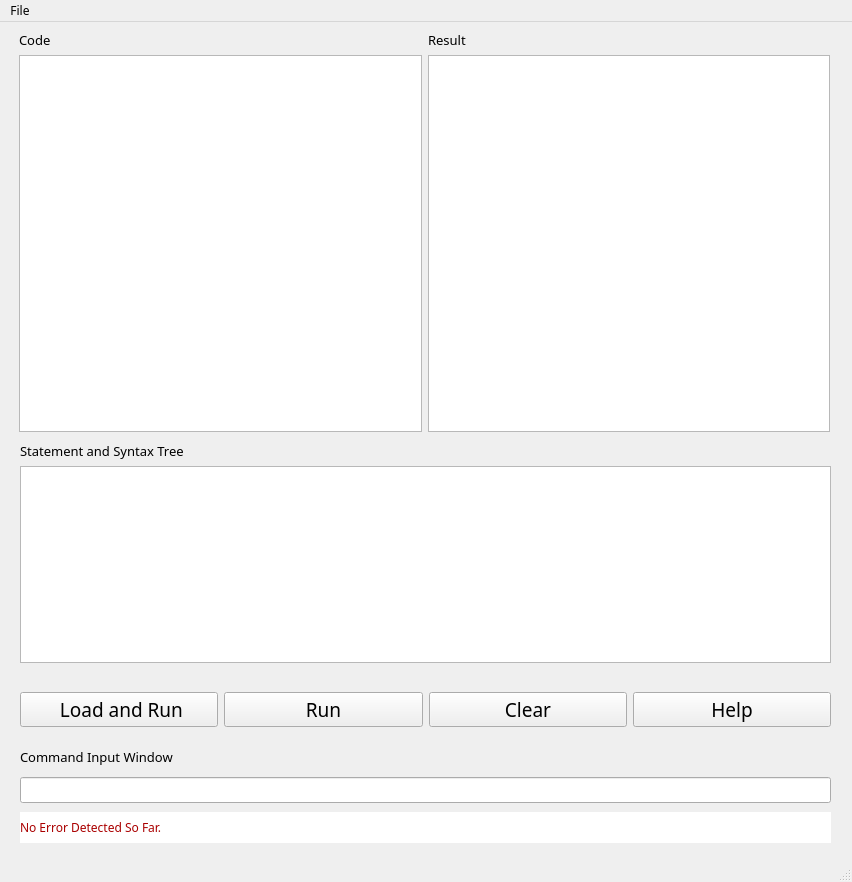
JolyneFr/MiniBasic, file mainwindow.ui: the form before one commit.
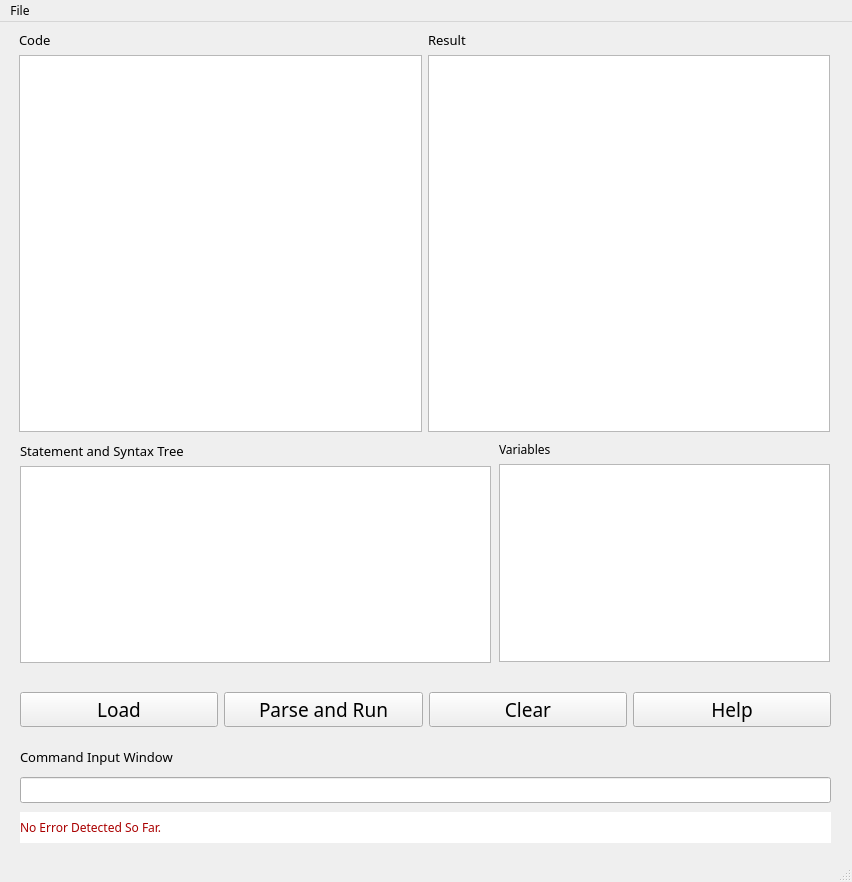
The form after the commit. Icons and pictures are not drawn.

What changed in the file:
```diff
--- a/mainwindow.ui
+++ b/mainwindow.ui
@@ -107,7 +107,7 @@
      <rect>
       <x>20</x>
       <y>420</y>
-      <width>811</width>
+      <width>471</width>
       <height>221</height>
      </rect>
     </property>
@@ -161,7 +161,7 @@
         <string>In fact, I recommend you edit your program in notebook first.</string>
        </property>
        <property name="text">
-        <string> Load and Run</string>
+        <string>Load</string>
        </property>
       </widget>
      </item>
@@ -183,7 +183,7 @@
         <string>In fact, I recommend you edit your program in notebook first.</string>
        </property>
        <property name="text">
-        <string>Run</string>
+        <string>Parse and Run</string>
        </property>
       </widget>
      </item>
@@ -302,6 +302,28 @@
      <string>No Error Detected So Far.</string>
     </property>
    </widget>
+   <widget class="QWidget" name="verticalLayoutWidget">
+    <property name="geometry">
+     <rect>
+      <x>499</x>
+      <y>419</y>
+      <width>331</width>
+      <height>221</height>
+     </rect>
+    </property>
+    <layout class="QVBoxLayout" name="gc_layout">
+     <item>
+      <widget class="QLabel" name="gc_label">
+       <property name="text">
+        <string>Variables</string>
+       </property>
+      </widget>
+     </item>
+     <item>
+      <widget class="QTextBrowser" name="gc_display"/>
+     </item>
+    </layout>
+   </widget>
   </widget>
   <widget class="QMenuBar" name="menuBar">
    <property name="geometry">
```
Left out of the diff: 5 changed lines with no effect on the pictures.
